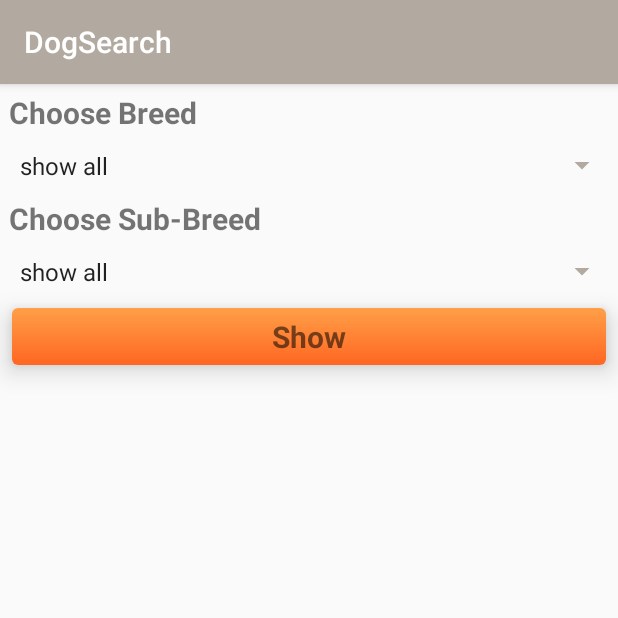
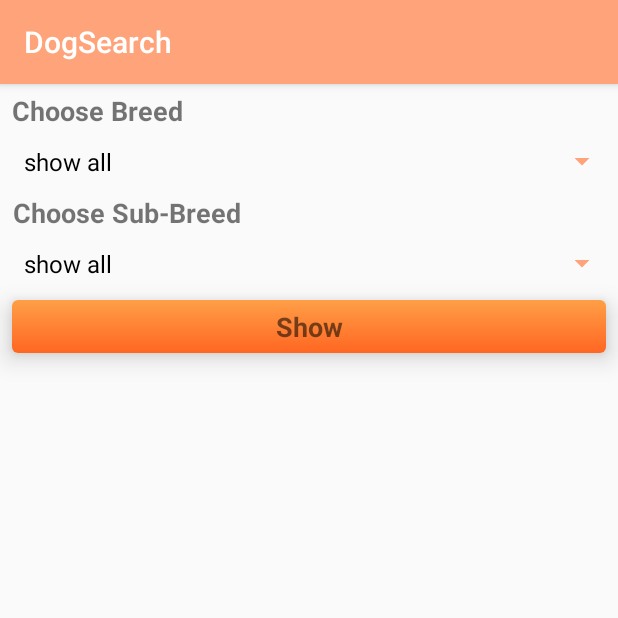
Before and after one commit to annaqinzhi/DogSearch, an Android app: the screen it shows after launch (MainActivity), on a phone screen of 412 x 824 dp, the top half of it. Run offline under Robolectric (Android 15) with nearby library versions, the phone set to English and light mode, and no system bars; our stand-ins replace RxJava, Timber; network calls fail.

Commit message:
uodated UI & random show image if offline

```diff
--- a/app/src/main/java/com/example/dogsearch/view/MainActivity.kt
+++ b/app/src/main/java/com/example/dogsearch/view/MainActivity.kt
@@ -151,7 +151,7 @@ class MainActivity : BaseActivity<DogViewModel>(DogViewModel::class.java), View.
                       viewModel.getSubDogRansom(breednSubBreed)
                   }
               } else {
-                  showDogImage(db!!.allDogs.get(47))
+                  showDogImage(db!!.allDogs.get((46..70).random()))
               }
             }
             else -> {
--- a/app/src/main/res/layout/item_view.xml
+++ b/app/src/main/res/layout/item_view.xml
@@ -1,5 +1,5 @@
 <?xml version="1.0" encoding="utf-8"?>
-<RelativeLayout
+<androidx.cardview.widget.CardView
     xmlns:android="http://schemas.android.com/apk/res/android"
     android:layout_width="match_parent"
     android:layout_height="wrap_content"
@@ -39,4 +39,4 @@
 
     </androidx.cardview.widget.CardView>
 
-</RelativeLayout>
+</androidx.cardview.widget.CardView>
--- a/app/src/main/res/values/colors.xml
+++ b/app/src/main/res/values/colors.xml
@@ -1,9 +1,9 @@
 <?xml version="1.0" encoding="utf-8"?>
 <resources>
-    <color name="colorPrimary">#B2AAA1</color>
+    <color name="colorPrimary">#FFA37A</color>
     <color name="colorOrange">#FFA37A</color>
     <color name="colorGreen">#008577</color>
-    <color name="colorPrimaryDark">#008577</color>
+    <color name="colorPrimaryDark">#9B9A98</color>
     <color name="colorAccent">#D81B60</color>
     <color name="black">#000000</color>
     <color name="white">#FFFFFF</color>
@@ -12,4 +12,5 @@
     <color name="gradientEndColor">#FCEFD7</color>
     <color name="colorGrey1">#9B9A98</color>
     <color name="colorGrey2">#7A7775</color>
+
 </resources>
--- a/app/src/main/res/values/styles.xml
+++ b/app/src/main/res/values/styles.xml
@@ -6,15 +6,17 @@
         <item name="colorPrimary">@color/colorPrimary</item>
         <item name="colorPrimaryDark">@color/colorPrimaryDark</item>
         <item name="colorAccent">@color/colorAccent</item>
+        <item name="android:textColorPrimary">@color/black</item>
+        <item name="android:navigationBarColor">@color/colorGrey2</item>
     </style>
 
     <style name="searchText">
-        <item name="android:textSize">20sp</item>
+        <item name="android:textSize">18sp</item>
         <item name="android:textStyle">bold</item>
         <item name="android:paddingTop">5dp</item>
         <item name="android:paddingBottom">5dp</item>
-        <item name="android:paddingLeft">5dp</item>
-        <item name="android:paddingRight">5dp</item>
+        <item name="android:paddingLeft">8dp</item>
+        <item name="android:paddingRight">8dp</item>
     </style>
 
     <style name="imageDiscp">
@@ -41,8 +43,8 @@
         <item name="android:textStyle">bold</item>
         <item name="android:paddingTop">5dp</item>
         <item name="android:paddingBottom">5dp</item>
-        <item name="android:paddingLeft">5dp</item>
-        <item name="android:paddingRight">5dp</item>
+        <item name="android:paddingLeft">8dp</item>
+        <item name="android:paddingRight">8dp</item>
     </style>
 
 </resources>
```
